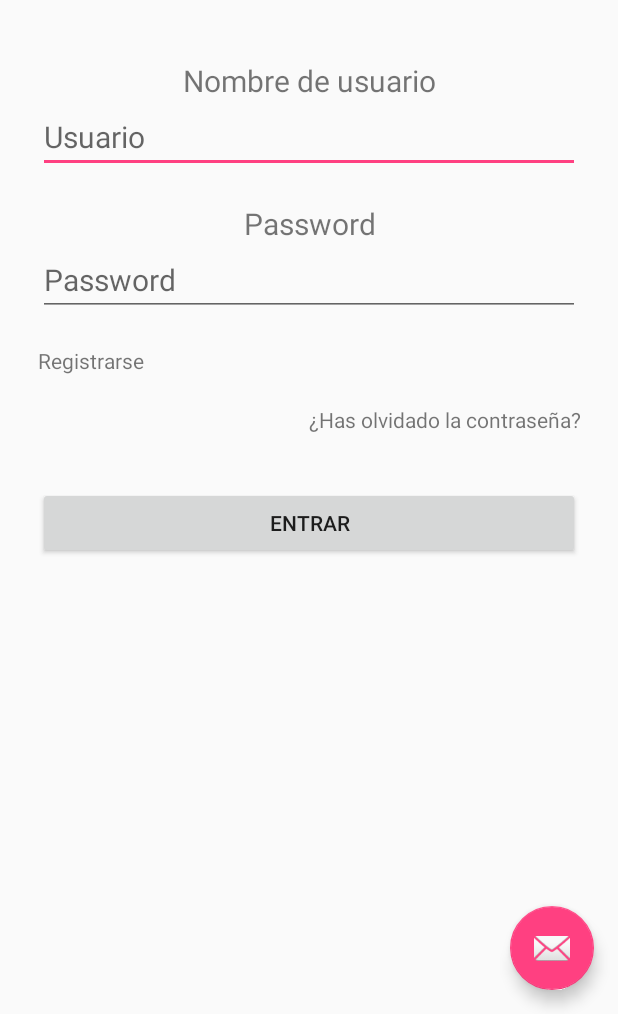
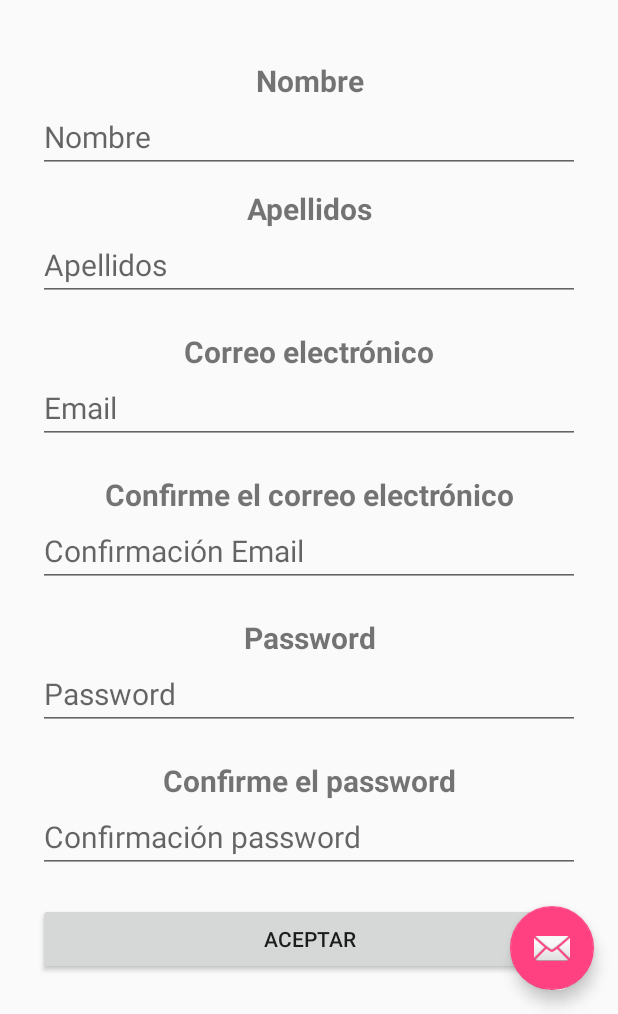
Before and after one commit to hectorromeroroda/Proyecto-Dam-Daw-App, an Android app: the screen it shows after launch (LoginActivity), after a tap on "Registrarse", on a phone screen of 412 x 824 dp, the part 222-1236 px from its top. Run offline under Robolectric (Android 15) with nearby library versions, the phone set to English and light mode, and no system bars.

Commit message:
Diseño SingUp Fragment casi terminado
Falta dar funcionalidad al boton "Aceptar", falta controlar volver al fragment Login desde el fragment SingUp

```diff
--- a/app/src/main/java/com/example/hector/proyectodamdaw/LoginFragment.java
+++ b/app/src/main/java/com/example/hector/proyectodamdaw/LoginFragment.java
@@ -1,9 +1,8 @@
 package com.example.hector.proyectodamdaw;
 
-import android.content.Intent;
-import android.net.Uri;
 import android.os.Bundle;
 import android.support.v4.app.Fragment;
+import android.support.v4.app.FragmentTransaction;
 import android.view.LayoutInflater;
 import android.view.View;
 import android.view.ViewGroup;
@@ -55,8 +54,10 @@ public class LoginFragment extends Fragment{
         singUpLogin.setOnClickListener(new View.OnClickListener() {
             public void onClick(View view) {
 
-                //AQUI ACCION A REALIZAR AL PULSAR "SING-UP LOGIN"
-
+                //Caambiar de fragment
+                FragmentTransaction transaction = getFragmentManager().beginTransaction();
+                transaction.replace(R.id.contentLogin, new SingUpFragment());
+                transaction.commit();
             }
 
         });
--- /dev/null
+++ b/app/src/main/java/com/example/hector/proyectodamdaw/SingUpFragment.java
@@ -0,0 +1,58 @@
+package com.example.hector.proyectodamdaw;
+
+import android.os.Bundle;
+import android.support.v4.app.Fragment;
+import android.view.LayoutInflater;
+import android.view.View;
+import android.view.ViewGroup;
+import android.widget.Button;
+import android.widget.EditText;
+
+/**
+ * Created by Hector on 03-Apr-18.
+ */
+
+public class SingUpFragment extends Fragment{
+
+    EditText nameSingUp;
+    EditText surnameSingUp;
+    EditText emailSingUp;
+    EditText repeatEmailSingUp;
+    EditText passwSingUp;
+    EditText repeatPasswSingUp;
+    Button acceptSingUp;
+
+
+    public SingUpFragment() {
+        // Required empty public constructor
+    }
+
+    public View onCreateView(LayoutInflater inflater, ViewGroup container,
+                             Bundle savedInstanceState) {
+        // Inflate the layout for this fragment
+        View view = inflater.inflate(R.layout.sing_up_fragment, container, false);
+
+        nameSingUp = (EditText)view.findViewById(R.id.edtNameSingUp);
+        surnameSingUp = (EditText)view.findViewById(R.id.edtSurnameSingUp);
+        emailSingUp = (EditText)view.findViewById(R.id.edtEmailSingUp);
+        repeatEmailSingUp = (EditText)view.findViewById(R.id.edtRepeatEmailSingUp);
+        passwSingUp = (EditText)view.findViewById(R.id.edtPasswSingUp);
+        repeatPasswSingUp = (EditText)view.findViewById(R.id.edtRepeatPasswSingUp);
+        acceptSingUp = (Button) view.findViewById(R.id.btnAcceptSingUp);
+
+        return view;
+    }
+
+    public void onActivityCreated(Bundle state) {
+        super.onActivityCreated(state);
+
+        acceptSingUp.setOnClickListener(new View.OnClickListener() {
+            @Override
+            public void onClick(View v) {
+
+                //AQUI ACCION A REALIZAR AL PULSAR boton "AccepSingUp"
+            }
+        });
+
+    }
+}
--- a/app/src/main/res/layout/login_fragment.xml
+++ b/app/src/main/res/layout/login_fragment.xml
@@ -22,7 +22,7 @@
                 android:paddingTop="20dp">
 
                 <ImageView
-                    android:id="@+id/imgAppLogo"
+                    android:id="@+id/imgAppLogoLogin"
                     android:layout_width="0dp"
                     android:layout_height="wrap_content"
                     android:layout_weight="1"
@@ -44,7 +44,8 @@
                     android:layout_weight="1"
                     android:text="@string/txvUserLogin"
                     android:textAlignment="center"
-                    android:textSize="20sp" />
+                    android:textSize="20sp"
+                    android:textStyle="bold" />
 
                 <EditText
                     android:id="@+id/edtUserLogin"
@@ -74,7 +75,8 @@
                     android:clickable="false"
                     android:text="@string/txvPasswLogin"
                     android:textAlignment="center"
-                    android:textSize="20sp" />
+                    android:textSize="20sp"
+                    android:textStyle="bold" />
 
                 <EditText
                     android:id="@+id/edtPasswLogin"
--- /dev/null
+++ b/app/src/main/res/layout/sing_up_fragment.xml
@@ -0,0 +1,239 @@
+<?xml version="1.0" encoding="utf-8"?>
+<android.support.constraint.ConstraintLayout
+    xmlns:android="http://schemas.android.com/apk/res/android"
+    xmlns:app="http://schemas.android.com/apk/res-auto"
+    android:layout_width="match_parent"
+    android:layout_height="match_parent">
+
+    <ScrollView
+        android:layout_width="match_parent"
+        android:layout_height="match_parent">
+
+        <LinearLayout
+            android:layout_width="match_parent"
+            android:layout_height="wrap_content"
+            android:orientation="vertical">
+
+            <LinearLayout
+                android:layout_width="match_parent"
+                android:layout_height="wrap_content"
+                android:orientation="horizontal"
+                android:paddingBottom="10dp"
+                android:paddingTop="20dp">
+
+                <ImageView
+                    android:id="@+id/imageView2"
+                    android:layout_width="wrap_content"
+                    android:layout_height="wrap_content"
+                    android:layout_weight="1"
+                    app:srcCompat="@mipmap/ic_launcher" />
+            </LinearLayout>
+
+            <LinearLayout
+                android:layout_width="match_parent"
+                android:layout_height="wrap_content"
+                android:orientation="vertical"
+                android:paddingLeft="25dp"
+                android:paddingRight="25dp"
+                android:paddingTop="30dp">
+
+                <TextView
+                    android:id="@+id/txvNameSingUp"
+                    android:layout_width="match_parent"
+                    android:layout_height="wrap_content"
+                    android:layout_weight="1"
+                    android:text="@string/txvNameSingUp"
+                    android:textAlignment="center"
+                    android:textSize="20sp"
+                    android:textStyle="bold" />
+
+                <EditText
+                    android:id="@+id/edtNameSingUp"
+                    android:layout_width="match_parent"
+                    android:layout_height="wrap_content"
+                    android:layout_weight="1"
+                    android:ems="10"
+                    android:hint="@string/edtNameSingUp"
+                    android:inputType="textPersonName"
+                    android:textSize="20sp" />
+            </LinearLayout>
+
+            <LinearLayout
+                android:layout_width="match_parent"
+                android:layout_height="wrap_content"
+                android:orientation="vertical"
+                android:paddingBottom="10dp"
+                android:paddingLeft="25dp"
+                android:paddingRight="25dp"
+                android:paddingTop="10dp">
+
+                <TextView
+                    android:id="@+id/txvSurnameSingUp"
+                    android:layout_width="match_parent"
+                    android:layout_height="wrap_content"
+                    android:layout_weight="1"
+                    android:clickable="false"
+                    android:text="@string/txvSurnameSingUp"
+                    android:textAlignment="center"
+                    android:textSize="20sp"
+                    android:textStyle="bold" />
+
+                <EditText
+                    android:id="@+id/edtSurnameSingUp"
+                    android:layout_width="match_parent"
+                    android:layout_height="wrap_content"
+                    android:layout_weight="1"
+                    android:ems="10"
+                    android:hint="@string/edtSurnameSingUp"
+                    android:inputType="textPersonName"
+                    android:textSize="20sp" />
+
+            </LinearLayout>
+
+            <LinearLayout
+                android:layout_width="match_parent"
+                android:layout_height="wrap_content"
+                android:orientation="vertical"
+                android:paddingBottom="10dp"
+                android:paddingLeft="25dp"
+                android:paddingRight="25dp"
+                android:paddingTop="10dp">
+
+                <TextView
+                    android:id="@+id/txvEmailSingUp"
+                    android:layout_width="match_parent"
+                    android:layout_height="wrap_content"
+                    android:layout_weight="1"
+                    android:clickable="false"
+                    android:text="@string/txvEmailSingUp"
+                    android:textAlignment="center"
+                    android:textSize="20sp"
+                    android:textStyle="bold" />
+
+                <EditText
+                    android:id="@+id/edtEmailSingUp"
+                    android:layout_width="match_parent"
+                    android:layout_height="wrap_content"
+                    android:layout_weight="1"
+                    android:ems="10"
+                    android:hint="@string/edtEmailSingUp"
+                    android:inputType="textPersonName"
+                    android:textSize="20sp" />
+
+            </LinearLayout>
+
+            <LinearLayout
+                android:layout_width="match_parent"
+                android:layout_height="wrap_content"
+                android:orientation="vertical"
+                android:paddingBottom="10dp"
+                android:paddingLeft="25dp"
+                android:paddingRight="25dp"
+                android:paddingTop="10dp">
+
+                <TextView
+                    android:id="@+id/txvRepeatEmailSingUp"
+                    android:layout_width="match_parent"
+                    android:layout_height="wrap_content"
+                    android:layout_weight="1"
+                    android:clickable="false"
+                    android:text="@string/txvRepeatEmailSingUp"
+                    android:textAlignment="center"
+                    android:textSize="20sp"
+                    android:textStyle="bold" />
+
+                <EditText
+                    android:id="@+id/edtRepeatEmailSingUp"
+                    android:layout_width="match_parent"
+                    android:layout_height="wrap_content"
+                    android:layout_weight="1"
+                    android:ems="10"
+                    android:hint="@string/edtRepeatEmailSingUp"
+                    android:inputType="textPersonName"
+                    android:textSize="20sp" />
+
+            </LinearLayout>
+
+            <LinearLayout
+                android:layout_width="match_parent"
+                android:layout_height="wrap_content"
+                android:orientation="vertical"
+                android:paddingBottom="10dp"
+                android:paddingLeft="25dp"
+                android:paddingRight="25dp"
+                android:paddingTop="10dp">
+
+                <TextView
+                    android:id="@+id/txvPasswSingUp"
+                    android:layout_width="match_parent"
+                    android:layout_height="wrap_content"
+                    android:layout_weight="1"
+                    android:clickable="false"
+                    android:text="@string/txvPasswSingUp"
+                    android:textAlignment="center"
+                    android:textSize="20sp"
+                    android:textStyle="bold" />
+
+                <EditText
+                    android:id="@+id/edtPasswSingUp"
+                    android:layout_width="match_parent"
+                    android:layout_height="wrap_content"
+                    android:layout_weight="1"
+                    android:ems="10"
+                    android:hint="@string/edtPasswSingUp"
+                    android:inputType="textPersonName"
+                    android:textSize="20sp" />
+
+            </LinearLayout>
+
+            <LinearLayout
+                android:layout_width="match_parent"
+                android:layout_height="wrap_content"
+                android:orientation="vertical"
+                android:paddingBottom="10dp"
+                android:paddingLeft="25dp"
+                android:paddingRight="25dp"
+                android:paddingTop="10dp">
+
+                <TextView
+                    android:id="@+id/txvRepeatPasswSingUp"
+                    android:layout_width="match_parent"
+                    android:layout_height="wrap_content"
+                    android:layout_weight="1"
+                    android:clickable="false"
+                    android:text="@string/txvRepeatPasswSingUp"
+                    android:textAlignment="center"
+                    android:textSize="20sp"
+                    android:textStyle="bold" />
+
+                <EditText
+                    android:id="@+id/edtRepeatPasswSingUp"
+                    android:layout_width="match_parent"
+                    android:layout_height="wrap_content"
+                    android:layout_weight="1"
+                    android:ems="10"
+                    android:hint="@string/edtRepeatPasswSingUp"
+                    android:inputType="textPersonName"
+                    android:textSize="20sp" />
+
+            </LinearLayout>
+
+            <LinearLayout
+                android:layout_width="match_parent"
+                android:layout_height="match_parent"
+                android:orientation="vertical"
+                android:paddingLeft="25dp"
+                android:paddingRight="25dp"
+                android:paddingTop="10dp">
+
+                <Button
+                    android:id="@+id/btnAcceptSingUp"
+                    android:layout_width="match_parent"
+                    android:layout_height="wrap_content"
+                    android:text="@string/btnAcceptSingUp" />
+            </LinearLayout>
+
+        </LinearLayout>
+    </ScrollView>
+
+</android.support.constraint.ConstraintLayout>
--- a/app/src/main/res/values/strings.xml
+++ b/app/src/main/res/values/strings.xml
@@ -14,4 +14,20 @@
     <string name="txvForgotPassw">¿Has olvidado la contraseña?</string>
     <string name="btnAcceptLogin">Entrar</string>
 
+    //LoginSingUp---
+    <string name="txvNameSingUp">Nombre</string>
+    <string name="edtNameSingUp">Nombre</string>
+    <string name="txvSurnameSingUp">Apellidos</string>
+    <string name="edtSurnameSingUp">Apellidos</string>
+    <string name="txvEmailSingUp">Correo electrónico</string>
+    <string name="edtEmailSingUp">Email</string>
+    <string name="txvRepeatEmailSingUp">Confirme el correo electrónico</string>
+    <string name="edtRepeatEmailSingUp">Confirmación Email</string>
+    <string name="txvPasswSingUp">Password</string>
+    <string name="edtPasswSingUp">Password</string>
+    <string name="txvRepeatPasswSingUp">Confirme el password</string>
+    <string name="edtRepeatPasswSingUp">Confirmación password</string>
+    <string name="btnAcceptSingUp">Aceptar</string>
+
+
 </resources>
```
Also changed, not shown: 2 other files.
